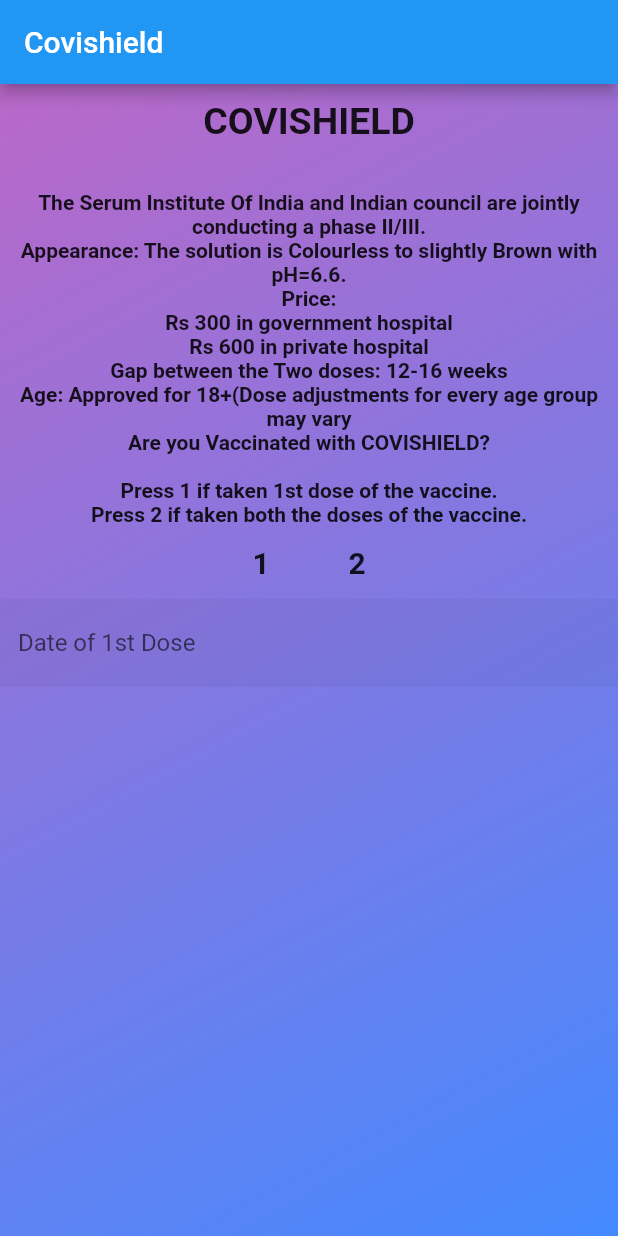
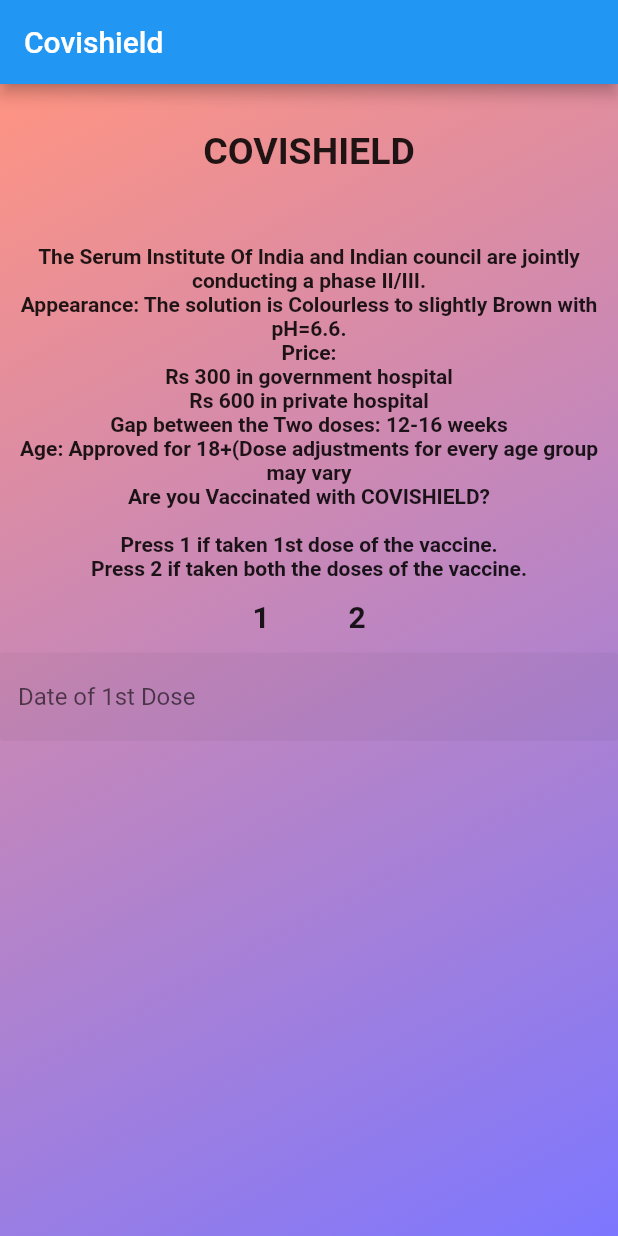
Before and after one commit to IshanRakte/CoviTrack, a Flutter app: the VaccineInfo screen opened by its route, after a tap on "Covishield", on a phone screen of 412 x 824 dp. Run offline on Flutter 3.47's test engine with Material 2 defaults, Android fonts, the phone set to English and light mode, and no system bars.

Commit message:
Minor changes in Vaccine Info and Vaccine Images Added

```diff
--- a/covitrack/lib/vaccineinfo/covaxin.dart
+++ b/covitrack/lib/vaccineinfo/covaxin.dart
@@ -54,7 +54,7 @@ class _VaccineInfoState extends State<VaccineInfo> {
       body: Container(
         decoration: BoxDecoration(
             gradient: LinearGradient(
-                colors: [Colors.purple.shade300, Colors.blueAccent],
+                colors: [Color.fromRGBO(255, 148, 130, 1), Color.fromRGBO(125, 119, 255, 1)],
                 begin: Alignment.topLeft,
                 end: Alignment.bottomRight)),
         alignment: Alignment.center,
--- a/covitrack/lib/vaccineinfo/covishield.dart
+++ b/covitrack/lib/vaccineinfo/covishield.dart
@@ -54,14 +54,14 @@ class _HomePageState extends State<HomePage> {
       body: Container(
         decoration: BoxDecoration(
             gradient: LinearGradient(
-                colors: [Colors.purple.shade300, Colors.blueAccent],
+                colors: [Color.fromRGBO(255, 148, 130, 1), Color.fromRGBO(125, 119, 255, 1)],
                 begin: Alignment.topLeft,
                 end: Alignment.bottomRight)),
         alignment: Alignment.center,
         child: Column(
           children: [
             SizedBox(
-              height: 10,
+              height: 30,
             ),
             Text(
               'COVISHIELD',
@@ -71,6 +71,7 @@ class _HomePageState extends State<HomePage> {
                 fontWeight: FontWeight.bold,
               ),
             ),
+            Text(''),
             Text(''),
             Text(''),
             Text(
@@ -171,9 +172,10 @@ class _HomePageState extends State<HomePage> {
                         borderSide: BorderSide.none)),
               ),
             ),
-            SizedBox(height:15),
+            SizedBox(height: 15),
             Center(
-              child: Text(str == null ? "" : "${str.toString()}",style: TextStyle(
+              child: Text(str == null ? "" : "${str.toString()}",
+                  style: TextStyle(
                       fontSize: 18,
                       color: Colors.black,
                       fontWeight: FontWeight.w500)),
```
Also changed, not shown: covitrack/lib/vaccineinfo/sputnik.dart (+8 -6 lines), covitrack/assets/covaxin.jpg (added), covitrack/assets/covishield.jpg (added), covitrack/assets/sputnik.jpg (added).
